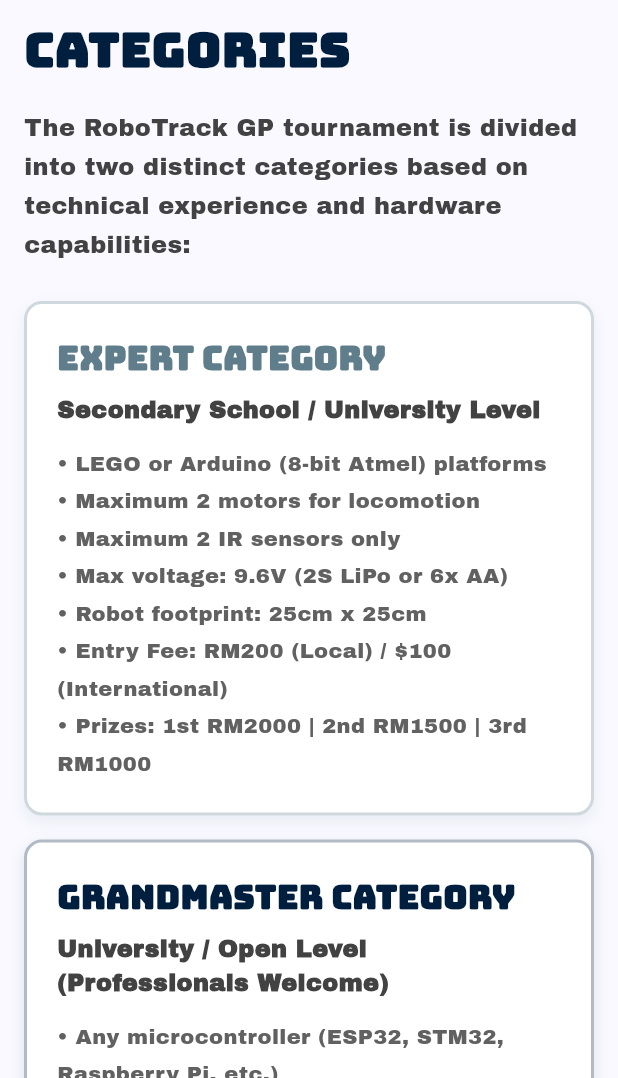
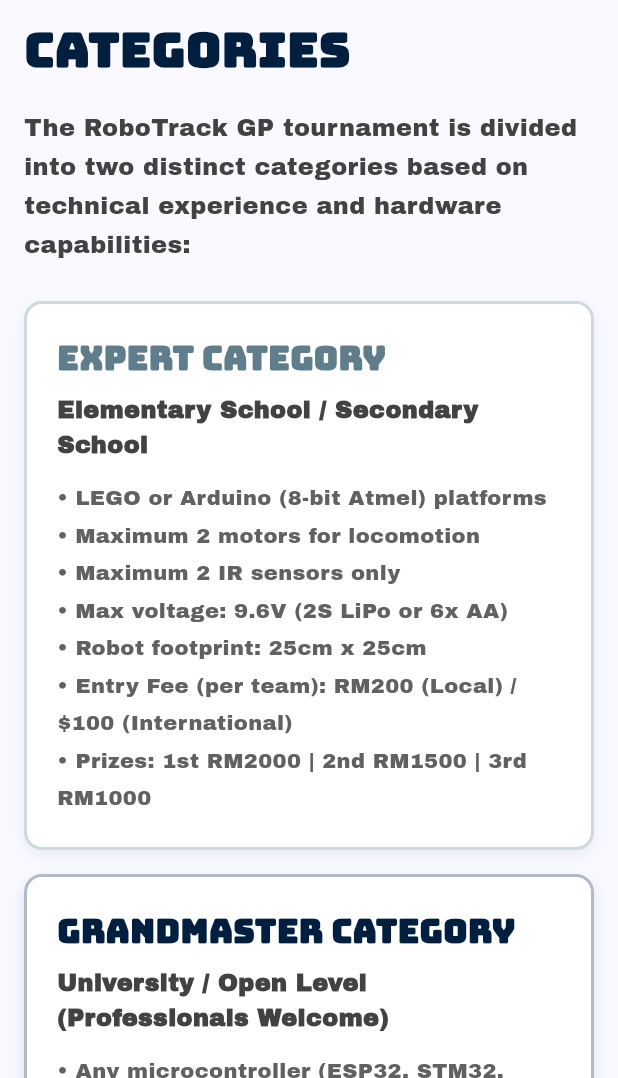
Before and after one commit to JonathanVoon/makerfair_web, a Flutter app: the CompetitionPage screen opened directly, scrolled down 576 dp, on a phone screen of 412 x 824 dp, the part 158-1236 px from its top. Run offline on Flutter 3.47's test engine with Material 3 defaults, Android fonts, the phone set to English and light mode, and no system bars; Roboto replaces fonts that are missing (Bitcount Grid Double).

Commit message:
changed the category info

```diff
--- a/lib/competition_page.dart
+++ b/lib/competition_page.dart
@@ -179,13 +179,13 @@ class CompetitionPage extends StatelessWidget {
         _buildCategoryCard(
           context,
           'Expert Category',
-          'Secondary School / University Level',
+          'Elementary School / Secondary School',
           '• LEGO or Arduino (8-bit Atmel) platforms\n'
           '• Maximum 2 motors for locomotion\n'
           '• Maximum 2 IR sensors only\n'
           '• Max voltage: 9.6V (2S LiPo or 6x AA)\n'
           '• Robot footprint: 25cm x 25cm\n'
-          '• Entry Fee: RM200 (Local) / \$100 (International)\n'
+          '• Entry Fee (per team): RM200 (Local) / \$100 (International)\n'
           '• Prizes: 1st RM2000 | 2nd RM1500 | 3rd RM1000',
           Colors.blueGrey,
         ),
```
